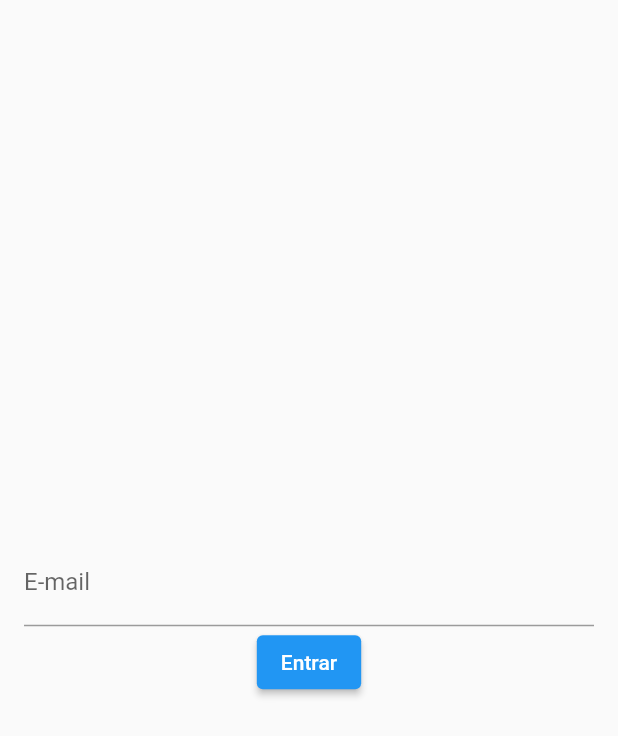
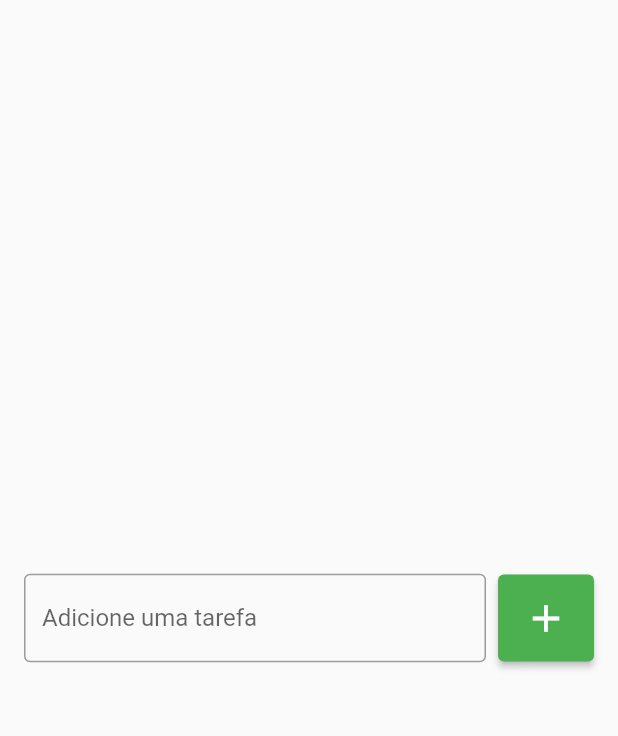
Before and after one commit to Weigner/To-do_List, a Flutter app: the screen it shows after launch, on a phone screen of 412 x 824 dp. Shown: the top 736 px of the screen. Run offline on Flutter 3.47's test engine with Material 2 defaults, Android fonts, the phone set to English and light mode, and no system bars.

Commit message:
Adiciona TextField e ElevatedButton

```diff
--- a/lib/pages/todo_list_page.dart
+++ b/lib/pages/todo_list_page.dart
@@ -11,38 +11,36 @@ class TodoListPage extends StatelessWidget {
       body: Center(
         child: Padding(
           padding: const EdgeInsets.symmetric(horizontal: 16),
-        child: Column(
-          mainAxisSize: MainAxisSize.min,
+          child: Row(
             children: [
-            TextField(
-              controller: emailController,
-              decoration: const InputDecoration(
-                labelText: 'E-mail',
+              const Expanded(
+                child: TextField(
+                  decoration: InputDecoration(
+                    border: OutlineInputBorder(),
+                    labelText: 'Adicione uma tarefa',
                   ),
-              onChanged: onChanged,
-              onSubmitted: onSubmitted,
+                ),
+              ),
+              const SizedBox(
+                width: 8,
               ),
               ElevatedButton(
-              onPressed: login,
-              child: const Text("Entrar"),
+                onPressed: teste,
+                style: ElevatedButton.styleFrom(
+                  backgroundColor: Colors.green,
+                  padding: const EdgeInsets.all(14),
+                ),
+                child: const Icon(
+                  Icons.add,
+                  size: 30,
+                ),
               ),
             ],
           ),
-      )),
+        ),
+      ),
     );
   }
 
-  void login() {
-    String text = emailController.text;
-    print(text);
-    emailController.clear();
+  void teste() {}
 }
-
-  void onChanged(String text) {
-    print(text);
-  }
-
-  void onSubmitted(String text) {
-    print(text);
-  }
-}
```
Lines whose indentation alone changed are shown as unchanged.
